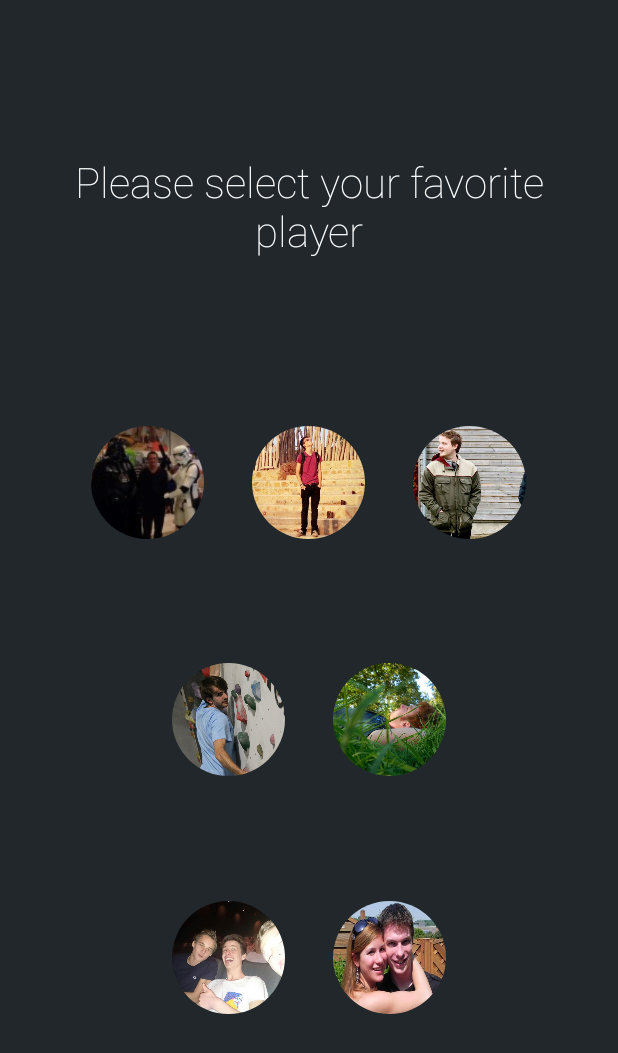
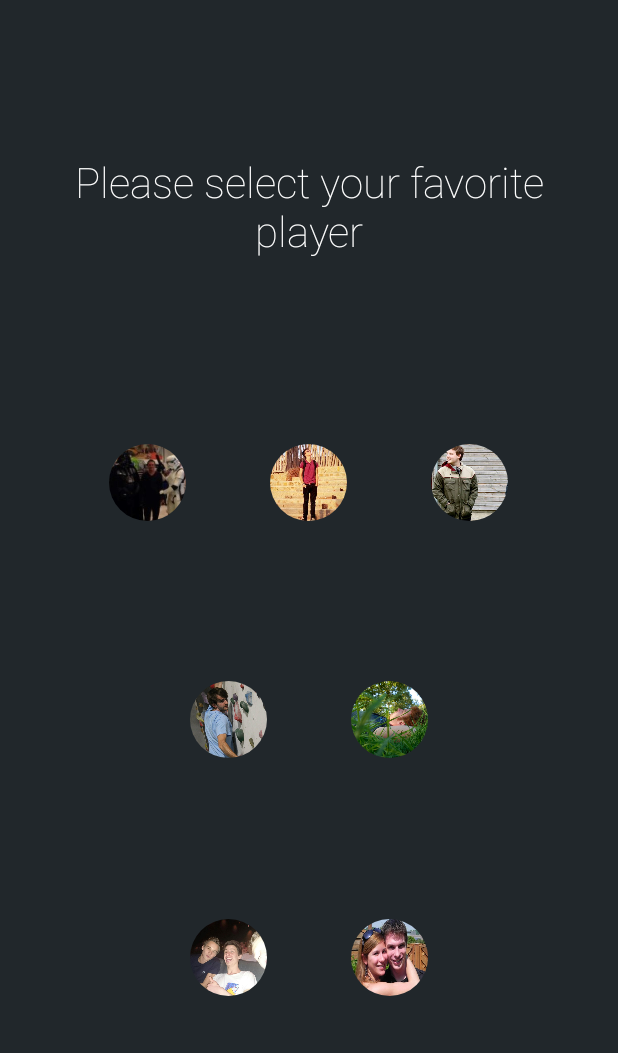
Before and after one commit to dcfrederique/devaldorojo_2015, an Android app: the screen it shows after launch (MainActivity), on a phone screen of 412 x 824 dp. Shown: the top 1053 px of the screen. Run offline under Robolectric (Android 15) with nearby library versions, the phone set to English and light mode, and no system bars; our stand-ins replace CircleImageView.

Commit message:
+ user_selection_state_pressed, home_screen V0.1

```diff
--- a/Android/Devaldo/app/src/main/java/com/frederique/devaldo/fragments/HomeScreenActivityFragment.java
+++ b/Android/Devaldo/app/src/main/java/com/frederique/devaldo/fragments/HomeScreenActivityFragment.java
@@ -5,7 +5,6 @@ import android.os.Bundle;
 import android.view.LayoutInflater;
 import android.view.View;
 import android.view.ViewGroup;
-import android.widget.TextView;
 
 import com.frederique.devaldo.R;
 
@@ -18,8 +17,7 @@ public class HomeScreenActivityFragment extends Fragment {
     public View onCreateView(LayoutInflater inflater, ViewGroup container,
                              Bundle savedInstanceState) {
         View v =  inflater.inflate(R.layout.fragment_home_screen, container, false);
-       // TextView txtView = (TextView) v.findViewById(R.id.txtViewHomeScreen);
-       // txtView.setText(getActivity(). getIntent().getExtras().getString("user"));
+
         return v;
     }
 }
--- a/Android/Devaldo/app/src/main/res/layout/activity_choose_user.xml
+++ b/Android/Devaldo/app/src/main/res/layout/activity_choose_user.xml
@@ -25,21 +25,25 @@
         android:orientation="horizontal"
         android:gravity="center"
         android:layout_weight="1.5">
+
         <de.hdodenhof.circleimageview.CircleImageView
             android:id="@+id/frederique"
             android:layout_width="75dp"
             android:layout_height="75dp"
             android:onClick="imageClick"
             android:clickable="true"
+            style="?android:borderlessButtonStyle"
             android:src="@drawable/frederique" />
         <de.hdodenhof.circleimageview.CircleImageView
             android:id="@+id/giel"
             android:layout_marginLeft="32dp"
+            style="?android:borderlessButtonStyle"
             android:layout_width="75dp"
             android:onClick="imageClick"
             android:layout_height="75dp"
             android:clickable="true"
-            android:src="@drawable/giel" />
+            android:src="@drawable/giel"
+           />
         <de.hdodenhof.circleimageview.CircleImageView
             android:id="@+id/jorg"
             android:layout_marginLeft="32dp"
@@ -47,7 +51,9 @@
             android:layout_height="75dp"
             android:onClick="imageClick"
             android:clickable="true"
-            android:src="@drawable/jorg" />
+            android:src="@drawable/jorg"
+            style="?android:borderlessButtonStyle"
+            />
             </LinearLayout>
     <LinearLayout
         android:layout_width="fill_parent"
@@ -59,11 +65,13 @@
             android:id="@+id/cedric"
             android:layout_width="75dp"
             android:layout_height="75dp"
+            style="?android:borderlessButtonStyle"
             android:onClick="imageClick"
             android:clickable="true"
             android:src="@drawable/cedric" />
         <de.hdodenhof.circleimageview.CircleImageView
             android:id="@+id/elias"
+            style="?android:borderlessButtonStyle"
             android:layout_marginLeft="32dp"
             android:layout_width="75dp"
             android:layout_height="75dp"
@@ -83,11 +91,12 @@
             android:layout_width="75dp"
             android:layout_height="75dp"
             android:onClick="imageClick"
-
+            style="?android:borderlessButtonStyle"
             android:clickable="true"
             android:src="@drawable/sven" />
         <de.hdodenhof.circleimageview.CircleImageView
             android:id="@+id/jeroen"
+            style="?android:borderlessButtonStyle"
             android:layout_marginLeft="32dp"
             android:layout_width="75dp"
             android:layout_height="75dp"
```
Also changed, not shown: Android/Devaldo/app/src/main/java/com/frederique/devaldo/activities/HomeScreenActivity.java (+8 -18 lines), Android/Devaldo/app/src/main/res/layout/fragment_home_screen.xml (+18 -6 lines).
